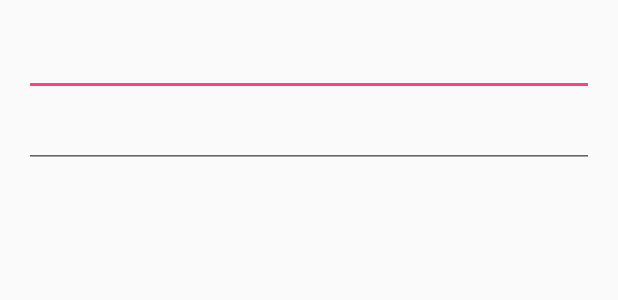
After one commit to trubin23/tasks-mvp-clean, an Android app: the layout addtask_frag.xml on its own in the app's theme, with its tools: preview values and no code run, on a phone screen of 412 x 824 dp. The commit adds this screen. Shown: the top 300 px of the screen. Run offline under Robolectric (Android 15) with nearby library versions, the phone set to English and light mode, and no system bars.

Commit message:
add addtask_frag layout

```diff
--- a/app/src/main/java/ru/trubin23/tasks_mvp_clean/taskdetail/TaskDetailPresenter.java
+++ b/app/src/main/java/ru/trubin23/tasks_mvp_clean/taskdetail/TaskDetailPresenter.java
@@ -36,12 +36,17 @@ public class TaskDetailPresenter implements TaskDetailContract.Presenter {
                         @NonNull CompleteTask completeTask,
                         @NonNull DeleteTask deleteTask) {
         mUseCaseHandler = useCaseHandler;
+
         mTaskId = taskId;
+
         mTaskDetailView = taskDetailView;
+
         mGetTask = getTask;
         mActivateTask = activateTask;
         mCompleteTask = completeTask;
         mDeleteTask = deleteTask;
+
+        mTaskDetailView.setPresenter(this);
     }
 
     @Override
--- /dev/null
+++ b/app/src/main/res/layout/addtask_frag.xml
@@ -0,0 +1,35 @@
+<?xml version="1.0" encoding="utf-8"?>
+<ScrollView xmlns:android="http://schemas.android.com/apk/res/android"
+    xmlns:app="http://schemas.android.com/apk/res-auto"
+    android:layout_width="match_parent"
+    android:layout_height="match_parent">
+
+    <android.support.constraint.ConstraintLayout
+        android:layout_width="match_parent"
+        android:layout_height="wrap_content"
+        android:padding="@dimen/activity_padding">
+
+        <EditText
+            android:id="@+id/add_task_title"
+            android:layout_width="match_parent"
+            android:layout_height="wrap_content"
+            android:maxLines="1"
+            android:textAppearance="@style/TextAppearance.AppCompat.Title"
+            app:layout_constraintEnd_toEndOf="parent"
+            app:layout_constraintStart_toStartOf="parent"
+            app:layout_constraintTop_toTopOf="parent" />
+
+        <EditText
+            android:id="@+id/add_task_description"
+            android:layout_width="match_parent"
+            android:layout_height="match_parent"
+            android:layout_marginTop="8dp"
+            android:gravity="top"
+            android:textAppearance="@style/TextAppearance.AppCompat.Body1"
+            app:layout_constraintEnd_toEndOf="parent"
+            app:layout_constraintStart_toStartOf="parent"
+            app:layout_constraintTop_toBottomOf="@id/add_task_title" />
+
+    </android.support.constraint.ConstraintLayout>
+
+</ScrollView>
--- a/app/src/main/res/values/strings.xml
+++ b/app/src/main/res/values/strings.xml
@@ -34,7 +34,9 @@
     <string name="loading">LOADING</string>
 
     <string name="menu_delete_task">Delete task</string>
-o
+
     <string name="edit_task">Edit task</string>
     <string name="add_task">Add task</string>
+
+    <string name="empty_task_message">Task cannot be empty</string>
 </resources>
```
Also changed, not shown: app/src/main/java/ru/trubin23/tasks_mvp_clean/addedittask/AddEditTaskContract.java (+9 -0 lines), app/src/main/java/ru/trubin23/tasks_mvp_clean/addedittask/AddEditTaskFragment.java (+45 -0 lines), app/src/main/java/ru/trubin23/tasks_mvp_clean/addedittask/AddEditTaskPresenter.java (+12 -1 lines).
